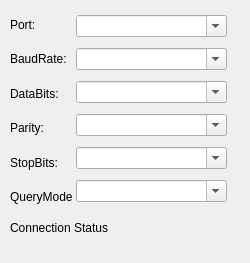
tongvtdan/gcs, file src/ui/SerialSetting.ui: the form before one commit.
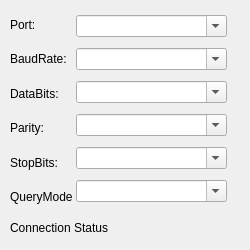
The form after the commit.

What changed in the file:
```diff
--- a/src/ui/SerialSetting.ui
+++ b/src/ui/SerialSetting.ui
@@ -7,7 +7,7 @@
     <x>0</x>
     <y>0</y>
     <width>250</width>
-    <height>263</height>
+    <height>250</height>
    </rect>
   </property>
   <property name="minimumSize">
```
